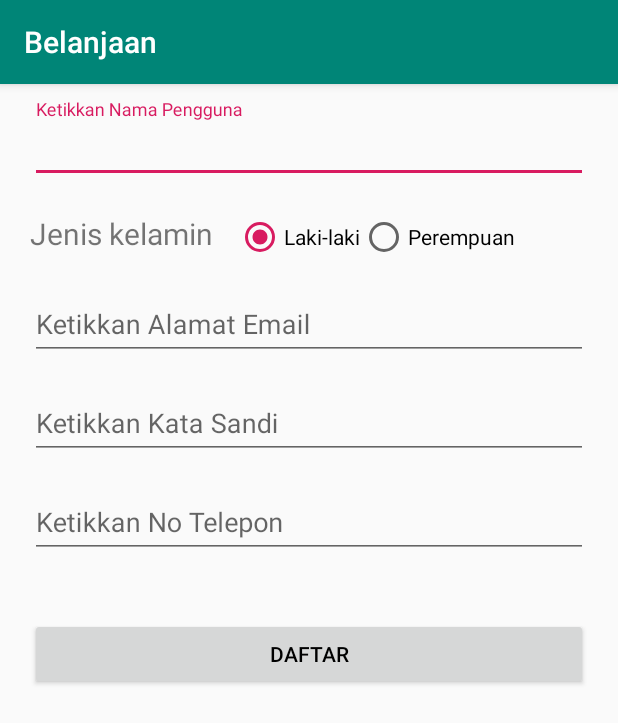
After one commit to miftachulhuda0612/bcmisankerenkali1, an Android app: the DaftarPengguna screen opened directly, with no data from a screen before it, on a phone screen of 412 x 824 dp. The commit adds this screen. Shown: the top 723 px of the screen. Run offline under Robolectric (Android 15) with nearby library versions, the phone set to English and light mode, and no system bars.

Commit message:
DaftarPengguna - sena

```diff
--- a/app/build.gradle
+++ b/app/build.gradle
@@ -21,6 +21,7 @@ android {
 dependencies {
     implementation fileTree(dir: 'libs', include: ['*.jar'])
     implementation 'com.android.support:appcompat-v7:28.0.0'
+    implementation 'com.android.support:design:28.0.0'
     implementation 'com.android.support.constraint:constraint-layout:1.1.3'
     testImplementation 'junit:junit:4.12'
     androidTestImplementation 'com.android.support.test:runner:1.0.2'
--- a/app/src/main/AndroidManifest.xml
+++ b/app/src/main/AndroidManifest.xml
@@ -16,6 +16,7 @@
                 <category android:name="android.intent.category.LAUNCHER" />
             </intent-filter>
         </activity>
+        <activity android:name=".DaftarPengguna"></activity>
     </application>
 
 </manifest>
--- /dev/null
+++ b/app/src/main/java/com/insyaallahsukses/misan/belanjaancustomer/DaftarPengguna.java
@@ -0,0 +1,13 @@
+package com.insyaallahsukses.misan.belanjaancustomer;
+
+import android.support.v7.app.AppCompatActivity;
+import android.os.Bundle;
+
+public class DaftarPengguna extends AppCompatActivity {
+
+    @Override
+    protected void onCreate(Bundle savedInstanceState) {
+        super.onCreate(savedInstanceState);
+        setContentView(R.layout.activity_daftar_pengguna);
+    }
+}
--- a/app/src/main/java/com/insyaallahsukses/misan/belanjaancustomer/MainActivity.java
+++ b/app/src/main/java/com/insyaallahsukses/misan/belanjaancustomer/MainActivity.java
@@ -1,13 +1,27 @@
 package com.insyaallahsukses.misan.belanjaancustomer;
 
+import android.content.Intent;
 import android.support.v7.app.AppCompatActivity;
 import android.os.Bundle;
+import android.view.View;
+import android.widget.Button;
 
 public class MainActivity extends AppCompatActivity {
+
+    Button btn_daftar_pengguna;
 
     @Override
     protected void onCreate(Bundle savedInstanceState) {
         super.onCreate(savedInstanceState);
         setContentView(R.layout.activity_main);
+        btn_daftar_pengguna = (Button) findViewById(R.id.btn_daftar_pengguna);
+        btn_daftar_pengguna.setOnClickListener(new View.OnClickListener() {
+            @Override
+            public void onClick(View view) {
+                Intent daftar_pengguna = new Intent(MainActivity.this, DaftarPengguna.class);
+                startActivity(daftar_pengguna);
+                finish();
+            }
+        });
     }
 }
--- /dev/null
+++ b/app/src/main/res/layout/activity_daftar_pengguna.xml
@@ -0,0 +1,127 @@
+<?xml version="1.0" encoding="utf-8"?>
+<android.support.constraint.ConstraintLayout xmlns:android="http://schemas.android.com/apk/res/android"
+    xmlns:app="http://schemas.android.com/apk/res-auto"
+    xmlns:tools="http://schemas.android.com/tools"
+    android:layout_width="match_parent"
+    android:layout_height="match_parent"
+    tools:context=".DaftarPengguna">
+
+    <LinearLayout
+        android:layout_width="match_parent"
+        android:layout_height="wrap_content"
+        android:layout_gravity="center"
+        android:orientation="vertical"
+        android:paddingLeft="20dp"
+        android:paddingRight="20dp">
+
+        <android.support.design.widget.TextInputLayout
+            android:id="@+id/input_layout_nama_pengguna"
+            android:layout_width="match_parent"
+            android:layout_height="wrap_content"
+            android:layout_centerHorizontal="true"
+            android:layout_marginTop="10dp">
+
+            <EditText
+                android:id="@+id/et_nama_pengguna"
+                android:layout_width="match_parent"
+                android:layout_height="wrap_content"
+                android:ems="10"
+                android:hint="Ketikkan Nama Pengguna" />
+        </android.support.design.widget.TextInputLayout>
+
+        <RelativeLayout
+            android:layout_width="match_parent"
+            android:layout_height="wrap_content"
+            android:paddingTop="20dp">
+
+            <TextView
+                android:id="@+id/tv_jenis_kelamin"
+                android:layout_width="wrap_content"
+                android:layout_height="wrap_content"
+                android:fontFamily="password"
+                android:fontFeatureSettings="password"
+                android:paddingRight="15dp"
+                android:text="Jenis kelamin"
+                android:textSize="20dp" />
+
+            <RadioGroup
+                android:id="@+id/radio_group_jenis_kelamin"
+                android:layout_width="wrap_content"
+                android:layout_height="wrap_content"
+                android:layout_toRightOf="@+id/tv_jenis_kelamin"
+                android:orientation="horizontal">
+
+                <RadioButton
+                    android:id="@+id/rb_laki"
+                    android:layout_width="wrap_content"
+                    android:layout_height="wrap_content"
+                    android:checked="true"
+                    android:text="Laki-laki" />
+
+                <RadioButton
+                    android:id="@+id/rb_perempuan"
+                    android:layout_width="wrap_content"
+                    android:layout_height="wrap_content"
+                    android:text="Perempuan" />
+            </RadioGroup>
+        </RelativeLayout>
+
+        <android.support.design.widget.TextInputLayout
+            android:id="@+id/input_layout_email"
+            android:layout_width="match_parent"
+            android:layout_height="wrap_content"
+            android:layout_centerHorizontal="true"
+            android:layout_marginTop="10dp">
+
+            <EditText
+                android:id="@+id/et_email"
+                android:layout_width="match_parent"
+                android:layout_height="wrap_content"
+                android:ems="10"
+                android:hint="Ketikkan Alamat Email"
+                android:inputType="textEmailAddress" />
+        </android.support.design.widget.TextInputLayout>
+
+        <android.support.design.widget.TextInputLayout
+            android:id="@+id/input_layout_kata_sandi"
+            android:layout_width="match_parent"
+            android:layout_height="wrap_content"
+            android:layout_centerHorizontal="true"
+            android:layout_marginTop="10dp">
+
+            <EditText
+                android:id="@+id/et_kata_sandi"
+                android:layout_width="match_parent"
+                android:layout_height="wrap_content"
+                android:ems="10"
+                android:hint="Ketikkan Kata Sandi"
+                android:inputType="textPassword" />
+        </android.support.design.widget.TextInputLayout>
+
+        <android.support.design.widget.TextInputLayout
+            android:id="@+id/input_layout_no_telepon"
+            android:layout_width="match_parent"
+            android:layout_height="wrap_content"
+            android:layout_centerHorizontal="true"
+            android:layout_marginTop="10dp">
+
+            <EditText
+                android:id="@+id/et_no_telepon"
+                android:layout_width="match_parent"
+                android:layout_height="wrap_content"
+                android:ems="10"
+                android:hint="Ketikkan No Telepon"
+                android:inputType="number" />
+        </android.support.design.widget.TextInputLayout>
+
+        <Button
+            android:id="@+id/btn_daftar"
+            android:layout_width="fill_parent"
+            android:layout_height="wrap_content"
+            android:layout_marginTop="40dp"
+            android:text="Daftar"
+            android:textColor="@android:color/black" />
+
+    </LinearLayout>
+
+</android.support.constraint.ConstraintLayout>
--- a/app/src/main/res/layout/activity_main.xml
+++ b/app/src/main/res/layout/activity_main.xml
@@ -6,4 +6,10 @@
     android:layout_height="match_parent"
     tools:context=".MainActivity">
 
+    <Button
+        android:layout_width="wrap_content"
+        android:layout_height="wrap_content"
+        android:id="@+id/btn_daftar_pengguna"
+        android:text="Daftar Pengguna"/>
+
 </android.support.constraint.ConstraintLayout>
```
